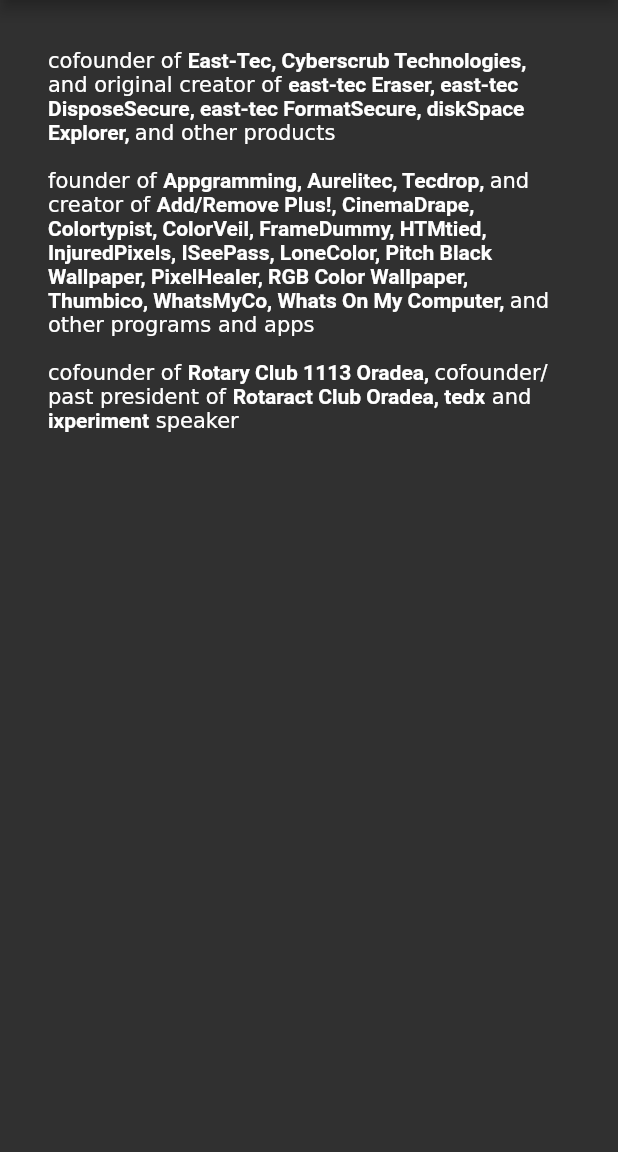
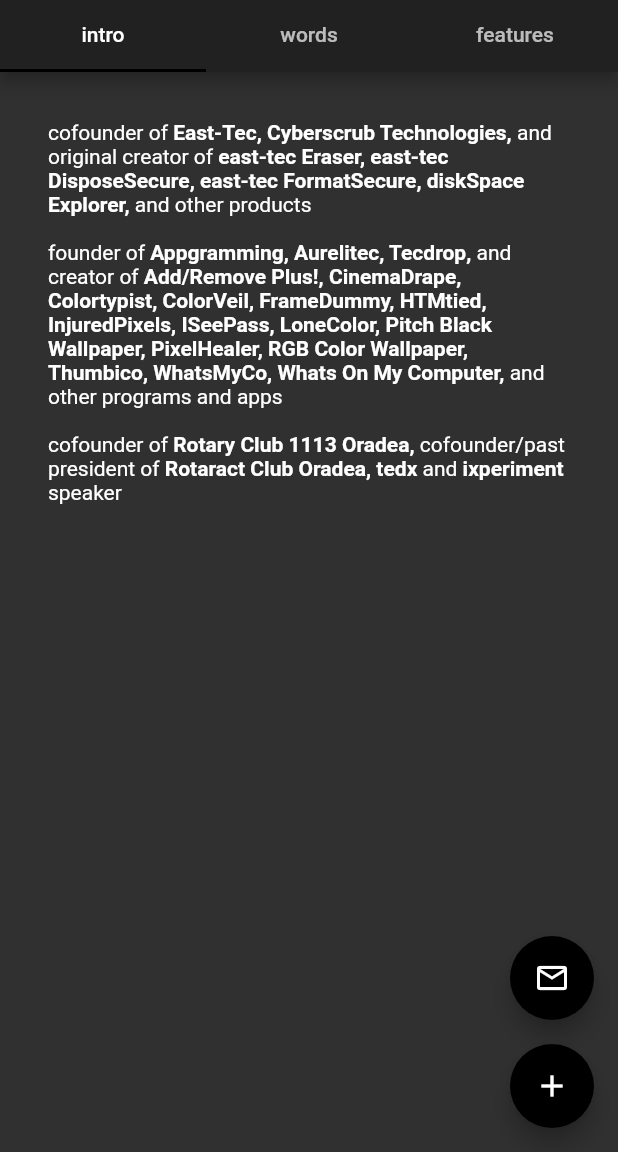
Before and after one commit to horatiudotme/2020.horatiu.me, a Flutter app: the screen it shows after launch, on a phone screen of 412 x 824 dp, the part 84-1236 px from its top. Run offline on Flutter 3.47's test engine with Material 2 defaults, Android fonts, the phone set to English and light mode, and no system bars.

Commit message:
Add words and features home tabs and content

```diff
--- a/lib/main.dart
+++ b/lib/main.dart
@@ -16,6 +16,8 @@
       title: AppStrings.siteName,
       theme: ThemeData(
         brightness: Brightness.dark,
+        accentColor: Colors.black,
+        visualDensity: VisualDensity.adaptivePlatformDensity,
       ),
       home: MyHomePage(),
     );
--- a/lib/pages/home.dart
+++ b/lib/pages/home.dart
@@ -1,16 +1,43 @@
 import 'package:flutter/material.dart';
 import 'package:horatiu_me/common/app_strings.dart';
+import 'package:horatiu_me/pages/home_features_tab.dart';
+import 'package:horatiu_me/pages/home_words_tab.dart';
 import 'package:horatiu_me/widgets/link_text_span.dart';
 
 class MyHomePage extends StatelessWidget {
   @override
   Widget build(BuildContext context) {
-    return Scaffold(
-      appBar: AppBar(
-        title: Text(AppStrings.siteName),
+    final bool isPortrait = MediaQuery.of(context).size.height >= 500;
+
+    return DefaultTabController(
+      length: 3,
+      child: Scaffold(
+        appBar: AppBar(
+          title: Text(AppStrings.siteName),
+          bottom: TabBar(
+            tabs: [
+              Tab(
+                text: 'intro',
+              ),
+              Tab(
+                text: 'words',
+              ),
+              Tab(
+                text: 'features',
+              ),
+            ],
+          ),
+        ),
+        drawer: Drawer(),
+        body: TabBarView(
+          children: [
+            _buildBody(),
+            HomeWordsTab(),
+            HomeFeaturesTab(),
+          ],
+        ),
+        floatingActionButton: _buildFABs(isPortrait),
       ),
-      drawer: Drawer(),
-      body: _buildBody(),
     );
   }
 
@@ -18,6 +45,7 @@
     return Padding(
       padding: const EdgeInsets.all(32.0),
       child: Column(
+        // mainAxisAlignment: MainAxisAlignment.center,
         children: _buildTextContent(),
       ),
     );
@@ -25,8 +53,8 @@
 
   List<Widget> _buildTextContent() {
     return [
-      RichText(
-        text: TextSpan(
+      Text.rich(
+        TextSpan(
           text: 'cofounder of ',
           children: [
             LinkTextSpan(text: 'East-Tec, ', url: 'https://www.east-tec.com'),
@@ -45,8 +73,8 @@
         ),
       ),
       SizedBox(height: 16.0),
-      RichText(
-        text: TextSpan(
+      Text.rich(
+        TextSpan(
           text: 'founder of ',
           children: [
             LinkTextSpan(text: 'Appgramming, ', url: 'https://www.appgramming.com'),
@@ -77,8 +105,8 @@
         ),
       ),
       SizedBox(height: 16.0),
-      RichText(
-        text: TextSpan(
+      Text.rich(
+        TextSpan(
           text: 'cofounder of ',
           children: [
             LinkTextSpan(text: 'Rotary Club 1113 Oradea, ', url: 'https://rotary1113.ro/'),
@@ -93,4 +121,25 @@
       ),
     ];
   }
+
+  /// Builds the two main floating action buttons for increment and decrement.
+  Widget _buildFABs(bool isPortrait) {
+    return Flex(
+      direction: isPortrait ? Axis.vertical : Axis.horizontal,
+      mainAxisAlignment: MainAxisAlignment.end,
+      children: <Widget>[
+        FloatingActionButton(
+          onPressed: () => {},
+          // tooltip: AppStrings.decrementTooltip,
+          child: const Icon(Icons.email_outlined),
+        ),
+        isPortrait ? const SizedBox(height: 16.0) : const SizedBox(width: 16.0),
+        FloatingActionButton(
+          onPressed: () => {},
+          // tooltip: AppStrings.incrementTooltip,
+          child: const Icon(Icons.add),
+        )
+      ],
+    );
+  }
 }
```
Also changed, not shown: lib/content/home_features.dart (added, +83 -0 lines), lib/content/home_words.dart (added, +104 -0 lines), lib/pages/home_features_tab.dart (added, +14 -0 lines), lib/pages/home_words_tab.dart (added, +14 -0 lines).
